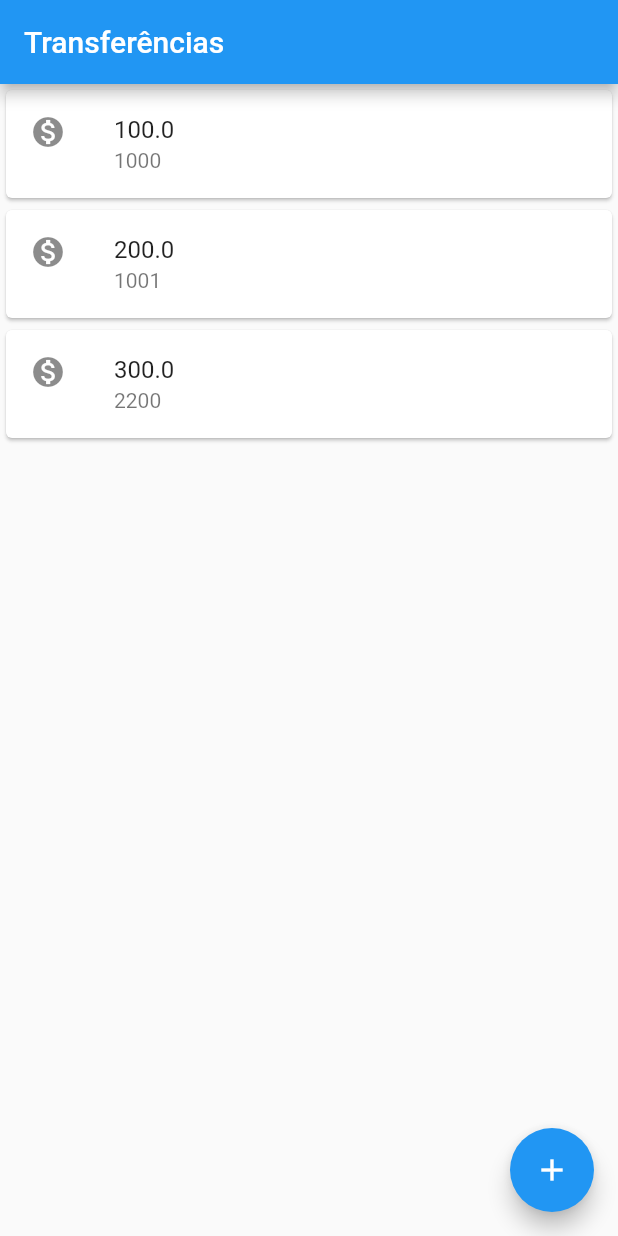
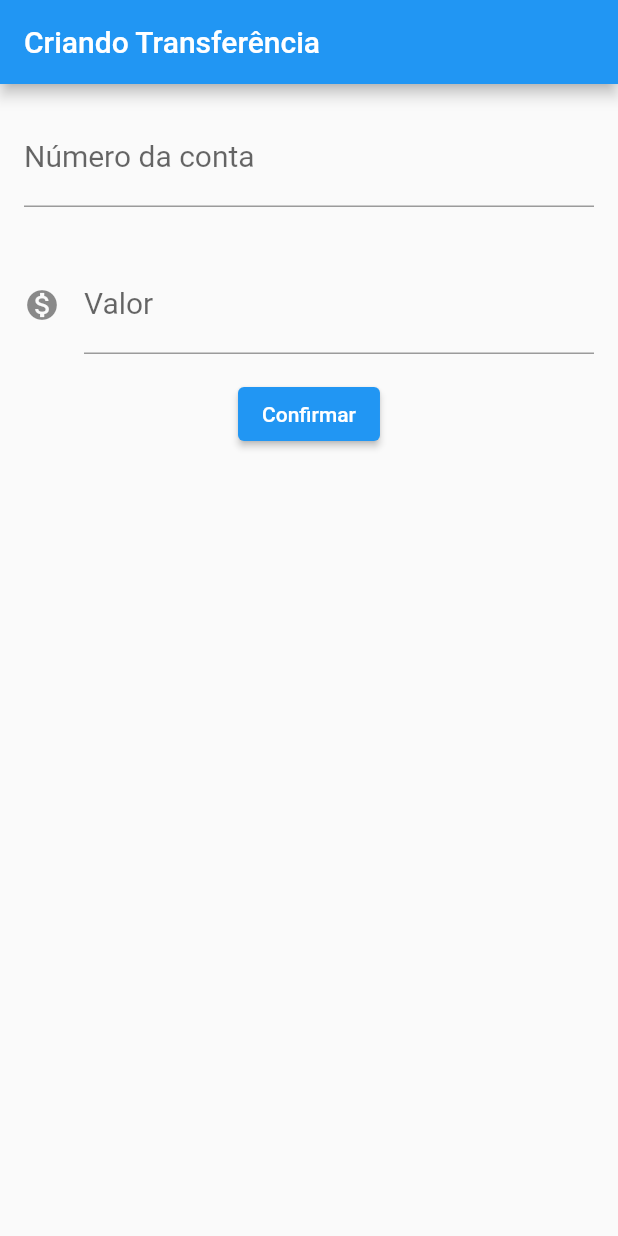
Before and after one commit to VanessaWendling/Flutter-AluraEstudos, a Flutter app: the screen it shows after launch, on a phone screen of 412 x 824 dp. Run offline on Flutter 3.47's test engine with Material 2 defaults, Android fonts, the phone set to English and light mode, and no system bars.

Commit message:
Parte da tela de adicionar transferências

```diff
--- a/lib/main.dart
+++ b/lib/main.dart
@@ -1,17 +1,63 @@
 import 'package:flutter/material.dart';
 
-void main() => runApp(
-      MaterialApp(
+void main() => runApp(BytebankApp());
+
+class BytebankApp extends StatelessWidget{
+  @override
+  Widget build(BuildContext context) {
+    return MaterialApp(
         home:Scaffold(
-          appBar: AppBar(title: Text('Transferências'),),
-          floatingActionButton: FloatingActionButton(
-            onPressed: () {  },
-            child: Icon(Icons.add),
+          body: FormularioTransferencia(),
+        )
+    );
+  }
+
+}
+
+
+
+class FormularioTransferencia extends StatelessWidget{
+  @override
+  Widget build(BuildContext context) {
+    return Scaffold(
+      appBar: AppBar(title: Text('Criando Transferência'),),
+      body: Column(
+        children: [
+          Padding(
+            padding: const EdgeInsets.all(16.0),
+            child: TextField(
+              style: TextStyle(
+                fontSize: 20.0,
+              ),
+              decoration: InputDecoration(
+                labelText: 'Número da conta',
+                hintText: '0000',
+              ),
+              keyboardType: TextInputType.number,
+            ),
           ),
-          body: ListaTransferencia(),
-        )
-      )
+          Padding(
+            padding: const EdgeInsets.all(16.0),
+            child: TextField(
+              style: TextStyle(
+                fontSize: 20.0,
+              ),
+              decoration: InputDecoration(
+                icon: Icon(Icons.monetization_on),
+                labelText: 'Valor',
+                hintText: '0000',
+              ),
+              keyboardType: TextInputType.number,
+            ),
+          ),
+          ElevatedButton(
+              onPressed: () => {},
+              child: Text('Confirmar'))
+        ],
+      ),
     );
+  }
+}
 
 /*
 StatefulWidget - capacidade de modificar o widget de maneira dinâmica.
@@ -22,12 +68,19 @@ class ListaTransferencia extends StatelessWidget {
   @override
   Widget build(BuildContext context) {
     // TODO: implement build
-    return Column(
-      children: <Widget>[
-        ItemTransferencia(Transferencia(100.0, 1000)),
-        ItemTransferencia(Transferencia(200.0, 1001)),
-        ItemTransferencia(Transferencia(300.0, 2200)),
-      ],
+    return Scaffold(
+      appBar: AppBar(title: Text('Transferências'),),
+      body: Column(
+        children: <Widget>[
+          ItemTransferencia(Transferencia(100.0, 1000)),
+          ItemTransferencia(Transferencia(200.0, 1001)),
+          ItemTransferencia(Transferencia(300.0, 2200)),
+        ],
+      ),
+      floatingActionButton: FloatingActionButton(
+        onPressed: () {  },
+        child: Icon(Icons.add),
+      ),
     );
   }
 }
```
